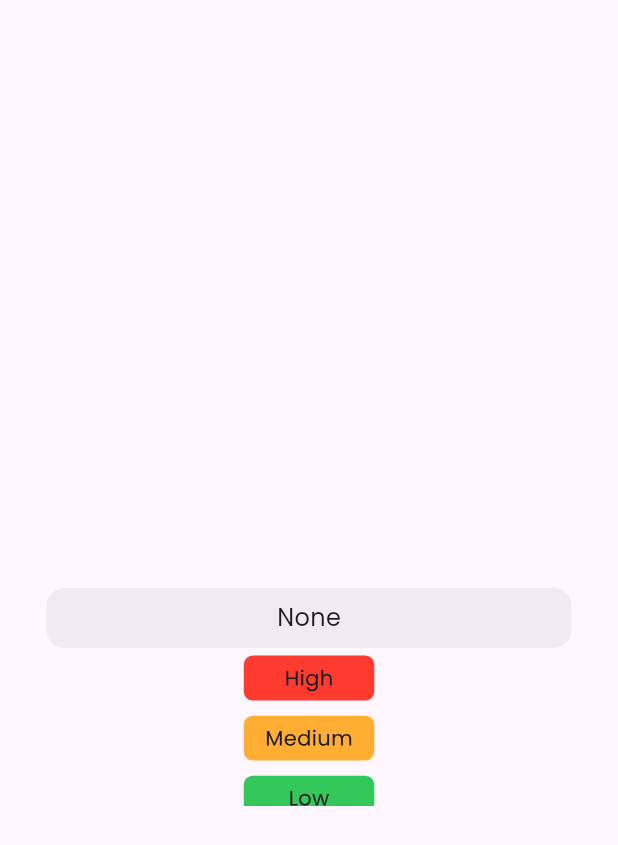
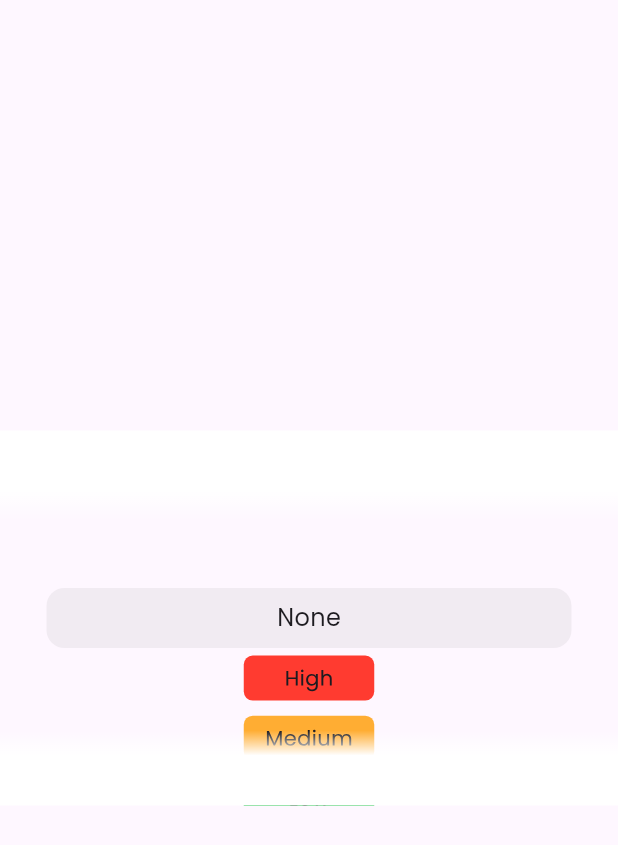
Before and after one commit to Yash-Prajapatii01/ers, a Flutter app: the CustomWheelPicker widget shown alone on an empty page, opened directly with empty values, on a phone screen of 412 x 824 dp. Shown: the top 845 px of the screen. Run offline on Flutter 3.47's test engine with Material 3 defaults, Android fonts, the phone set to English and light mode, and no system bars; our stand-ins replace equatable, flutter_bloc, flutter_colorpicker, flutter_screenutil, flutter_svg, get_it and 5 more; accounts and stored records are empty; network calls fail.

Commit message:
Here refined previous commit, Color picker remaining...

```diff
--- a/lib/features/scheduling/presentation/widgets/priorityWheel.dart
+++ b/lib/features/scheduling/presentation/widgets/priorityWheel.dart
@@ -25,7 +25,6 @@ class _CustomWheelPickerState extends State<CustomWheelPicker> {
     const double tileWidth = 87;
     const double tileHeight = 30;
     const double selectedWidth = 150;
-    const double overlayWidth = 350;
     const double overlayHeight = 40;
     const double listHeight = 250;
 
@@ -38,17 +37,19 @@ class _CustomWheelPickerState extends State<CustomWheelPicker> {
             children: [
               Positioned(
                 top: (listHeight - overlayHeight) / 2,
-                left: (MediaQuery.of(context).size.width - overlayWidth) / 2,
-                child: Container(
-                  width: overlayWidth,
-                  height: overlayHeight,
-                  decoration: BoxDecoration(
-                    color: Colors.black.withOpacity(0.05),
-                    borderRadius: BorderRadius.circular(12),
+                left: 0,
+                right: 0,
+                child: Center(
+                  child: Container(
+                    width: 350,
+                    height: overlayHeight,
+                    decoration: BoxDecoration(
+                      color: Colors.black.withValues(alpha: 0.05),
+                      borderRadius: BorderRadius.circular(12),
+                    ),
                   ),
                 ),
               ),
-
               NotificationListener<ScrollNotification>(
                 onNotification: (_) {
                   setState(() {});
@@ -68,8 +69,7 @@ class _CustomWheelPickerState extends State<CustomWheelPicker> {
                     childCount: options.length,
                     builder: (context, index) {
                       final bool isSelected = index == _selectedIndex;
-                      final double width =
-                          isSelected ? selectedWidth : tileWidth;
+                      final double width = isSelected ? selectedWidth : tileWidth;
                       return AnimatedContainer(
                         duration: const Duration(milliseconds: 200),
                         margin: const EdgeInsets.symmetric(vertical: 5),
@@ -89,6 +89,56 @@ class _CustomWheelPickerState extends State<CustomWheelPicker> {
                   ),
                 ),
               ),
+
+              // Top blur overlay
+              Positioned(
+                top: 0,
+                left: 0,
+                right: 0,
+                height: 60,
+                child: IgnorePointer(
+                  child: Container(
+                    decoration: const BoxDecoration(
+                      gradient: LinearGradient(
+                        begin: Alignment.topCenter,
+                        end: Alignment.bottomCenter,
+                        colors: [
+                          Colors.white,
+                          Colors.white,
+                          Colors.white,
+                          Color.fromRGBO(255, 255, 255, 0),
+                          // Colors.transparent,
+                        ],
+                      ),
+                    ),
+                  ),
+                ),
+              ),
+
+              // Bottom blur overlay
+              Positioned(
+                bottom: 0,
+                left: 0,
+                right: 0,
+                height: 50,
+                child: IgnorePointer(
+                  child: Container(
+                    decoration: const BoxDecoration(
+                      gradient: LinearGradient(
+                        begin: Alignment.bottomCenter,
+                        end: Alignment.topCenter,
+                        colors: [
+                          Colors.white,
+                          Colors.white,
+                          Colors.white,
+                          Color.fromRGBO(255, 255, 255, 0),
+                          // Colors.transparent,
+                        ],
+                      ),
+                    ),
+                  ),
+                ),
+              ),
             ],
           ),
         ),
--- a/lib/features/scheduling/presentation/widgets/unifiedCalender.dart
+++ b/lib/features/scheduling/presentation/widgets/unifiedCalender.dart
@@ -697,7 +697,8 @@ class RepeatRow extends StatelessWidget {
             // const SizedBox(width: 4),
             Padding(
               padding: const EdgeInsets.symmetric(horizontal: 8.0, vertical: 5.0),
-              child: SvgPicture.asset('assets/icons/scheduling/booking/updownarrow.svg'),
+              child: Image.asset('assets/icons/scheduling/booking/img.png', width: 8, height: 20,),
+              // child: SvgPicture.asset('assets/icons/scheduling/booking/updownarrow.svg'),
             )
             // const Icon(CupertinoIcons.chevron_up_chevron_down, size: 20 , color: Color.fromRGBO(102, 112, 133, 0.5),),
           ],
```
Also changed, not shown: lib/features/scheduling/presentation/widgets/unifiedContainerTile.dart (+23 -45 lines).
